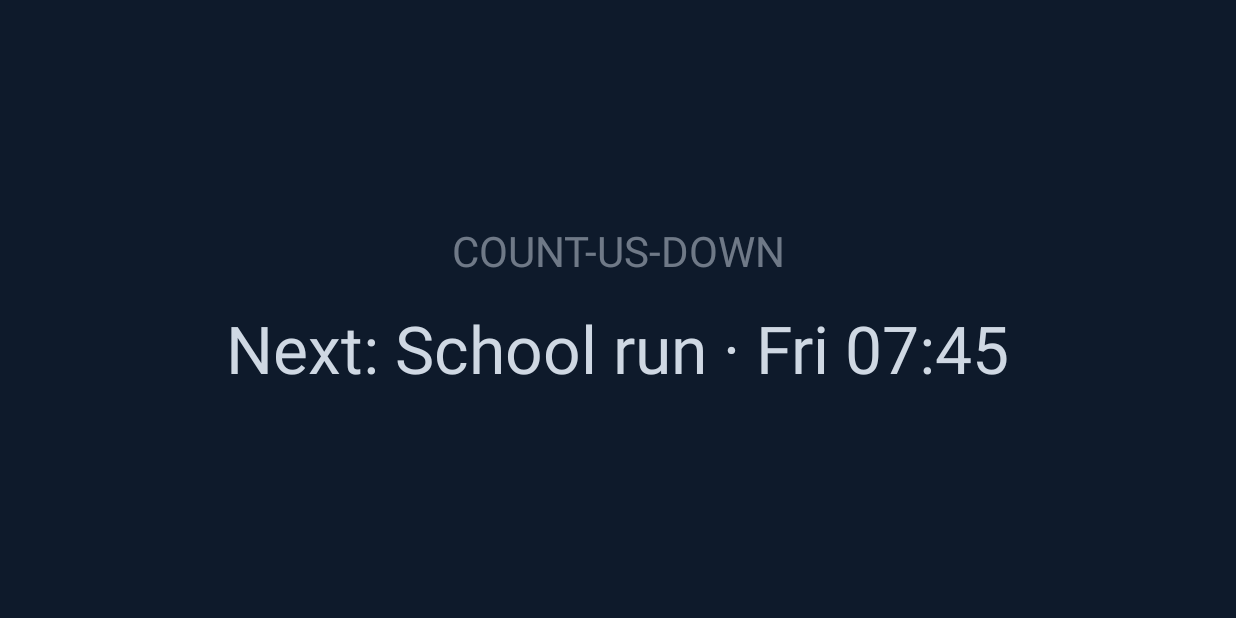
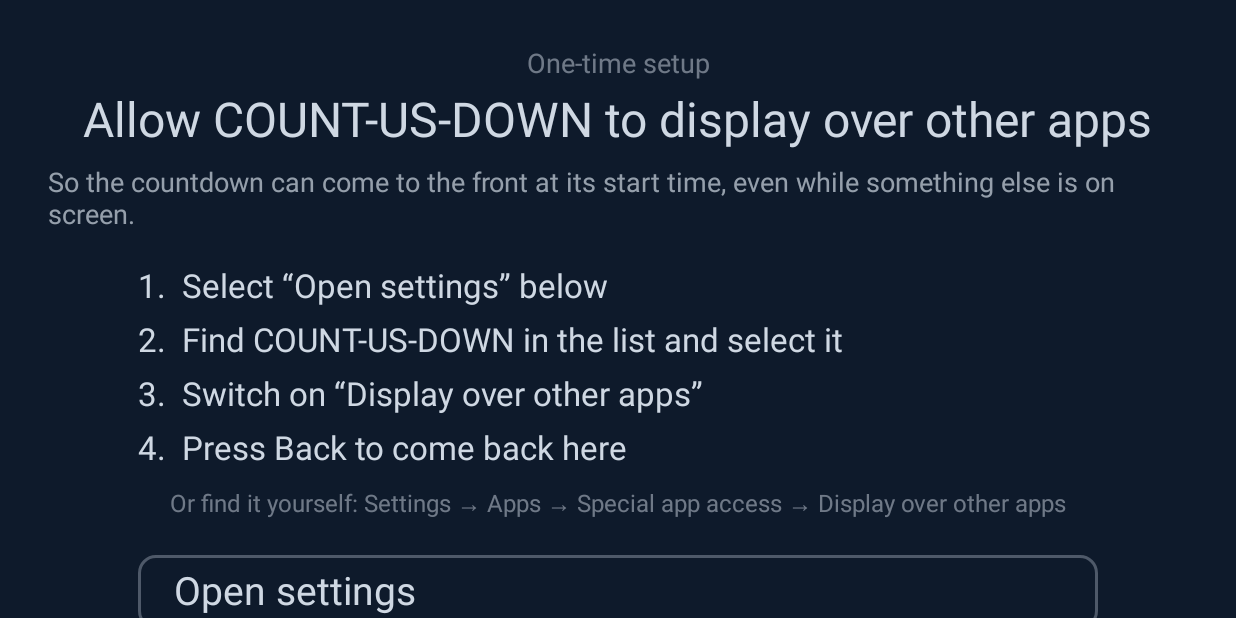
Before and after one commit to jonwhittlestone/tools-countusdown, an Android app built with Jetpack Compose: the screen it shows after launch (MainActivity), on a phone screen of 824 x 412 dp (held sideways). Run offline under Robolectric (Android 15) with nearby library versions, the phone set to English and light mode, and no system bars.

Commit message:
feat(green): setup wizard for display over other apps, like Projectivy's

```diff
--- a/app/src/main/AndroidManifest.xml
+++ b/app/src/main/AndroidManifest.xml
@@ -13,8 +13,9 @@
         android:maxSdkVersion="32" />
     <!-- Re-arm the alarm after a reboot, and resume a run that was in progress. -->
     <uses-permission android:name="android.permission.RECEIVE_BOOT_COMPLETED" />
-    <!-- Lets the countdown come to the front from the background (Android 10+). Granted once
-         over adb by `make tv-grant`, because Google TV has no settings screen for it. -->
+    <!-- "Display over other apps": lets the countdown come to the front from the background
+         (Android 10+). The setup wizard takes the user to Settings for it; `make grant` sets it
+         over adb during development. -->
     <uses-permission android:name="android.permission.SYSTEM_ALERT_WINDOW" />
 
     <!-- Built for Android TV, but installable on a phone for development. -->
--- a/app/src/main/java/uk/howapped/countusdown/MainActivity.kt
+++ b/app/src/main/java/uk/howapped/countusdown/MainActivity.kt
@@ -37,7 +37,9 @@ import uk.howapped.countusdown.lock.LockStore
 import uk.howapped.countusdown.lock.Pad
 import uk.howapped.countusdown.presets.PresetStore
 import uk.howapped.countusdown.schedule.Runs
+import uk.howapped.countusdown.setup.OverlaySetup
 import uk.howapped.countusdown.ui.CodeEntry
+import uk.howapped.countusdown.ui.OverlaySetupScreen
 import uk.howapped.countusdown.ui.CountdownScreen
 import uk.howapped.countusdown.ui.IdleScreen
 import uk.howapped.countusdown.ui.MenuItem
@@ -60,13 +62,16 @@ class MainActivity : ComponentActivity() {
     /** Bumped when the takeover hands over: the countdown fades in from night blue. */
     private var fadeIns by mutableIntStateOf(0)
 
-    private enum class Overlay { NONE, MENU, EDITOR, CODE }
+    private enum class Overlay { NONE, MENU, EDITOR, CODE, SETUP }
     private var overlay by mutableStateOf(Overlay.NONE)
 
     /** True while the parent menu (opened by the D-pad code) is showing. */
     val parentMenuOpen: Boolean get() = overlay == Overlay.MENU
 
     private var matcher = CodeMatcher(LockStore.DEFAULT_CODE)
+
+    /** "Not now" on the setup wizard: don't ask again until the app is next opened. */
+    private var setupDismissed = false
 
     /** Set when a parent exits with the code: the countdown must not bounce back. */
     private var exited = false
@@ -90,6 +95,7 @@ class MainActivity : ComponentActivity() {
         onBackPressedDispatcher.addCallback(this, object : OnBackPressedCallback(true) {
             override fun handleOnBackPressed() {
                 when {
+                    overlay == Overlay.SETUP -> notNow()
                     overlay != Overlay.NONE -> overlay = Overlay.NONE
                     countdown == null -> finish()
                 }
@@ -152,8 +158,22 @@ class MainActivity : ComponentActivity() {
                 },
                 onCancel = { overlay = Overlay.NONE },
             )
+            Overlay.SETUP -> OverlaySetupScreen(onOpenSettings = { OverlaySetup.open(this) }, onNotNow = ::notNow)
             Overlay.NONE -> Unit
         }
+    }
+
+    /** Every return to the app (including back from Settings) re-checks the setup wizard. */
+    override fun onResume() {
+        super.onResume()
+        val needed = OverlaySetup.needsSetup(OverlaySetup.allowed(this), countdown != null, setupDismissed)
+        if (needed && overlay == Overlay.NONE) overlay = Overlay.SETUP
+        if (!needed && overlay == Overlay.SETUP) overlay = Overlay.NONE
+    }
+
+    private fun notNow() {
+        setupDismissed = true
+        overlay = Overlay.NONE
     }
 
     /** The 07:45 alarm can arrive while a manual run is showing: the new run replaces it. */
@@ -207,6 +227,9 @@ class MainActivity : ComponentActivity() {
                 start(Countdown(p.preset, Instant.now(clock)))
             })
         }
+        if (!OverlaySetup.allowed(this@MainActivity)) {
+            add(MenuItem("Set up display over other apps") { overlay = Overlay.SETUP })
+        }
         add(MenuItem("Edit presets") { overlay = Overlay.EDITOR })
         add(MenuItem("Change unlock code") { overlay = Overlay.CODE })
         add(MenuItem("Close menu") { overlay = Overlay.NONE })
@@ -241,6 +264,7 @@ class MainActivity : ComponentActivity() {
 
     private fun start(next: Countdown) {
         exited = false
+        if (overlay == Overlay.SETUP) overlay = Overlay.NONE
         countdown = next
         // The service owns the audio; the activity only draws. Both work from the same startedAt.
         startForegroundService(CountdownService.intentFor(this, next))
--- /dev/null
+++ b/app/src/main/java/uk/howapped/countusdown/setup/OverlaySetup.kt
@@ -0,0 +1,34 @@
+package uk.howapped.countusdown.setup
+
+import android.content.ActivityNotFoundException
+import android.content.Context
+import android.content.Intent
+import android.net.Uri
+import android.provider.Settings
+
+/**
+ * "Display over other apps" (SYSTEM_ALERT_WINDOW) is what lets Android 10+ bring the countdown
+ * to the front by itself at 07:45. A user who installs from a store can't run `make grant`, so a
+ * setup screen asks them to switch it on, the way Projectivy's install wizard does.
+ *
+ * Google TV has the screen (Settings → Apps → Special app access → Display over other apps);
+ * the standard intent opens it straight at this app (design doc 03.15).
+ */
+object OverlaySetup {
+    fun needsSetup(allowed: Boolean, running: Boolean, dismissed: Boolean): Boolean =
+        !allowed && !running && !dismissed
+
+    fun allowed(context: Context): Boolean = Settings.canDrawOverlays(context)
+
+    fun settingsIntent(context: Context): Intent =
+        Intent(Settings.ACTION_MANAGE_OVERLAY_PERMISSION, Uri.parse("package:${context.packageName}"))
+
+    /** Opens the screen, or the main settings if this device somehow has no such screen. */
+    fun open(context: Context) {
+        try {
+            context.startActivity(settingsIntent(context))
+        } catch (_: ActivityNotFoundException) {
+            context.startActivity(Intent(Settings.ACTION_SETTINGS))
+        }
+    }
+}
--- /dev/null
+++ b/app/src/main/java/uk/howapped/countusdown/ui/OverlaySetupScreen.kt
@@ -0,0 +1,70 @@
+package uk.howapped.countusdown.ui
+
+import androidx.compose.foundation.background
+import androidx.compose.foundation.layout.Arrangement
+import androidx.compose.foundation.layout.Box
+import androidx.compose.foundation.layout.Column
+import androidx.compose.foundation.layout.Spacer
+import androidx.compose.foundation.layout.fillMaxSize
+import androidx.compose.foundation.layout.height
+import androidx.compose.foundation.layout.padding
+import androidx.compose.foundation.layout.width
+import androidx.compose.foundation.rememberScrollState
+import androidx.compose.foundation.text.BasicText
+import androidx.compose.foundation.verticalScroll
+import androidx.compose.runtime.Composable
+import androidx.compose.runtime.LaunchedEffect
+import androidx.compose.runtime.remember
+import androidx.compose.ui.Alignment
+import androidx.compose.ui.Modifier
+import androidx.compose.ui.focus.FocusRequester
+import androidx.compose.ui.focus.focusRequester
+import androidx.compose.ui.text.TextStyle
+import androidx.compose.ui.unit.dp
+import androidx.compose.ui.unit.sp
+
+private val STEPS = listOf(
+    "1.  Select “Open settings” below",
+    "2.  Find COUNT-US-DOWN in the list and select it",
+    "3.  Switch on “Display over other apps”",
+    "4.  Press Back to come back here",
+)
+
+/**
+ * A one-time wizard, like Projectivy's: explains why the setting matters and takes the grown-up
+ * straight to it. Disappears by itself once the setting is on.
+ */
+@Composable
+fun OverlaySetupScreen(onOpenSettings: () -> Unit, onNotNow: () -> Unit) {
+    val first = remember { FocusRequester() }
+    LaunchedEffect(Unit) { first.requestFocus() }
+    Box(Modifier.fillMaxSize().background(Night), contentAlignment = Alignment.Center) {
+        Column(
+            Modifier.verticalScroll(rememberScrollState()).padding(32.dp),
+            horizontalAlignment = Alignment.CenterHorizontally,
+        ) {
+            BasicText("One-time setup", style = TextStyle(color = Mist.copy(alpha = 0.5f), fontSize = 18.sp))
+            Spacer(Modifier.height(8.dp))
+            BasicText("Allow COUNT-US-DOWN to display over other apps", style = TextStyle(color = Mist, fontSize = 32.sp))
+            Spacer(Modifier.height(12.dp))
+            BasicText(
+                "So the countdown can come to the front at its start time, even while something else is on screen.",
+                style = TextStyle(color = Mist.copy(alpha = 0.7f), fontSize = 18.sp),
+            )
+            Spacer(Modifier.height(24.dp))
+            Column(Modifier.width(640.dp), verticalArrangement = Arrangement.spacedBy(10.dp)) {
+                STEPS.forEach { BasicText(it, style = TextStyle(color = Mist, fontSize = 22.sp)) }
+            }
+            Spacer(Modifier.height(12.dp))
+            BasicText(
+                "Or find it yourself: Settings → Apps → Special app access → Display over other apps",
+                style = TextStyle(color = Mist.copy(alpha = 0.5f), fontSize = 16.sp),
+            )
+            Spacer(Modifier.height(24.dp))
+            Column(verticalArrangement = Arrangement.spacedBy(12.dp)) {
+                TvRow("Open settings", Modifier.focusRequester(first), onSelect = onOpenSettings)
+                TvRow("Not now", onSelect = onNotNow)
+            }
+        }
+    }
+}
```
Also changed, not shown: 3 other files.
